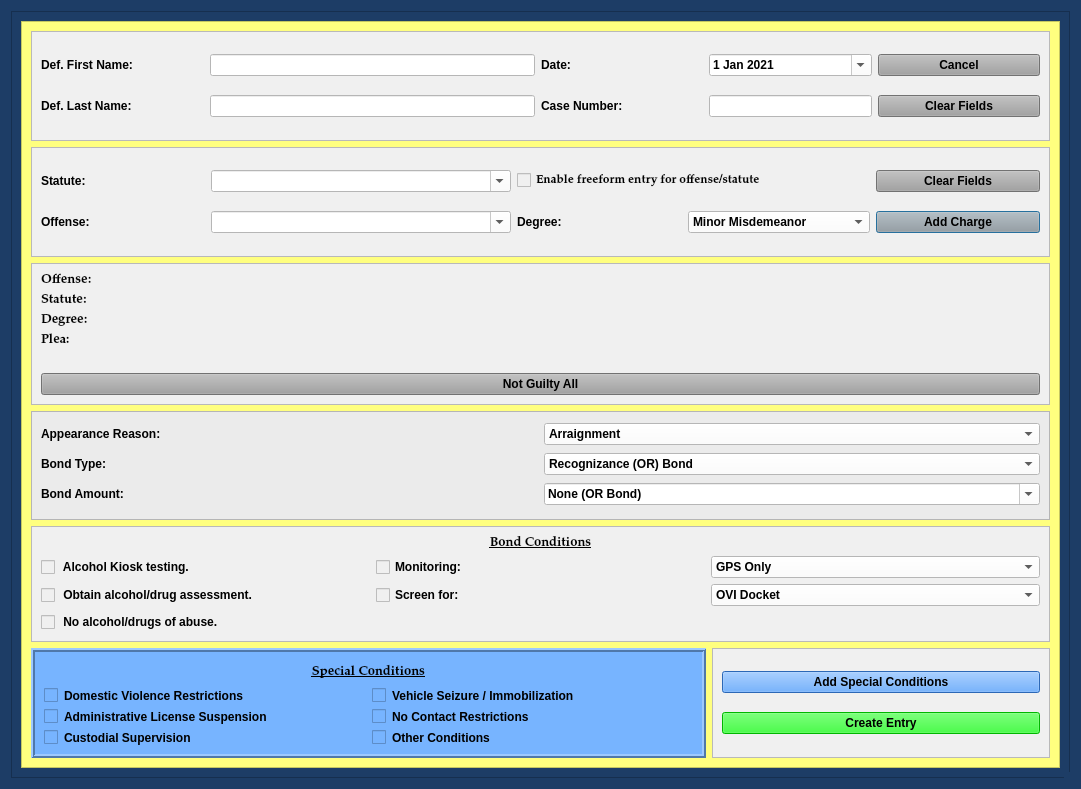
HunterProgram22/MuniEntry, file views/ui/NotGuiltyBondDialog.ui: the form before one commit.
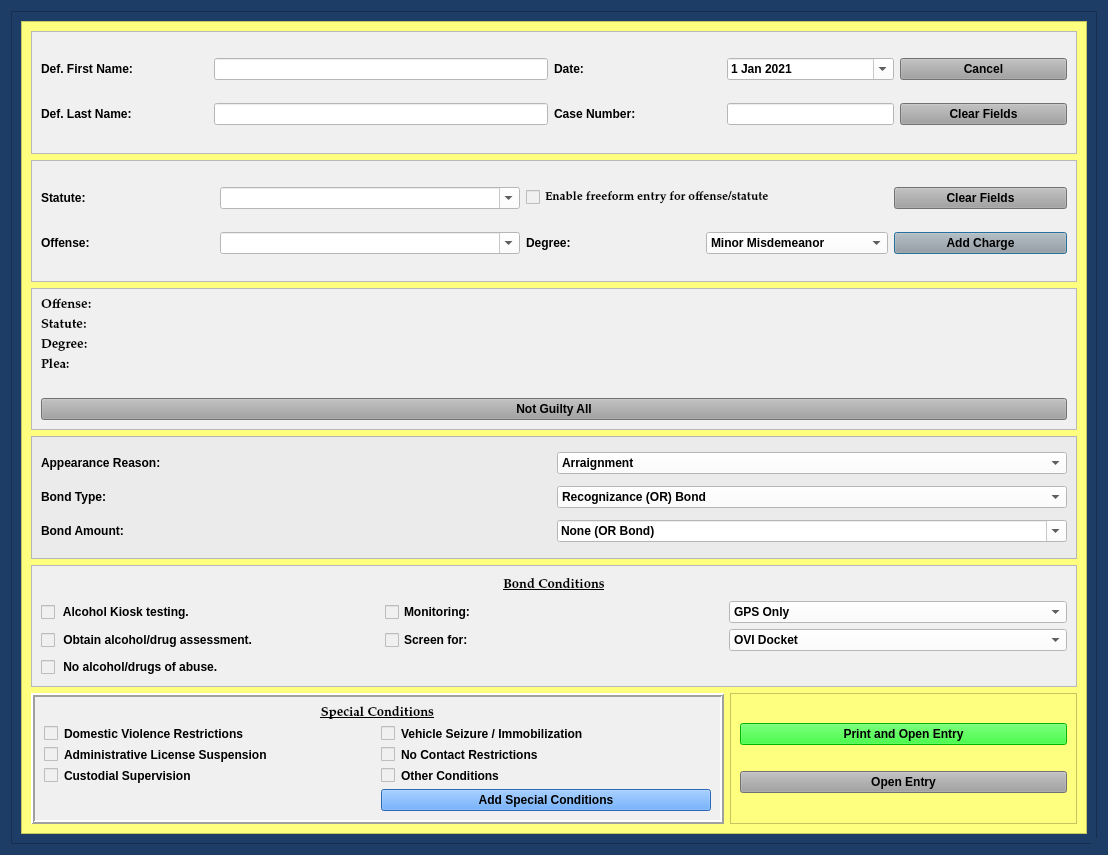
The form after the commit.

Commit message: Added quick print to all dialogs and page numbers to templates.

What changed in the file:
```diff
--- a/views/ui/NotGuiltyBondDialog.ui
+++ b/views/ui/NotGuiltyBondDialog.ui
@@ -9,8 +9,8 @@
    <rect>
     <x>0</x>
     <y>0</y>
-    <width>1081</width>
-    <height>789</height>
+    <width>1108</width>
+    <height>855</height>
    </rect>
   </property>
   <property name="sizePolicy">
@@ -177,8 +177,8 @@
           <rect>
            <x>0</x>
            <y>0</y>
-           <width>1041</width>
-           <height>749</height>
+           <width>1043</width>
+           <height>819</height>
           </rect>
          </property>
          <layout class="QGridLayout" name="gridLayout_9" columnstretch="2,1">
@@ -880,7 +880,7 @@
           <item row="5" column="0">
            <widget class="QFrame" name="frame_2">
             <property name="styleSheet">
-             <string notr="true">background-color: rgb(119, 180, 255);
+             <string notr="true">background-color: rgb(240, 240, 240);
 border-color: rgb(0, 0, 0);</string>
             </property>
             <property name="frameShape">
@@ -967,13 +967,27 @@
                </property>
               </widget>
              </item>
+             <item row="4" column="1">
+              <widget class="QPushButton" name="add_special_conditions_Button">
+               <property name="styleSheet">
+                <string notr="true">background-color: rgb(62, 146, 255)</string>
+               </property>
+               <property name="text">
+                <string>Add Special Conditions</string>
+               </property>
+               <property name="autoDefault">
+                <bool>false</bool>
+               </property>
+              </widget>
+             </item>
             </layout>
            </widget>
           </item>
           <item row="5" column="1">
            <widget class="QFrame" name="frame_8">
             <property name="styleSheet">
-             <string notr="true">background-color: rgb(240, 240, 240);</string>
+             <string notr="true">
+background-color: rgb(255, 255, 127);</string>
             </property>
             <property name="frameShape">
              <enum>QFrame::StyledPanel</enum>
@@ -985,26 +999,23 @@
              <item row="1" column="0">
               <widget class="QPushButton" name="create_entry_Button">
                <property name="styleSheet">
+                <string notr="true">background-color: rgb(160, 160, 160);</string>
+               </property>
+               <property name="text">
+                <string>Open Entry</string>
+               </property>
+               <property name="autoDefault">
+                <bool>false</bool>
+               </property>
+              </widget>
+             </item>
+             <item row="0" column="0">
+              <widget class="QPushButton" name="print_entry_Button">
+               <property name="styleSheet">
                 <string notr="true">background-color: rgb(0, 255, 0);</string>
                </property>
                <property name="text">
-                <string>Create Entry</string>
-               </property>
-               <property name="autoDefault">
-                <bool>false</bool>
-               </property>
-              </widget>
-             </item>
-             <item row="0" column="0">
-              <widget class="QPushButton" name="add_special_conditions_Button">
-               <property name="styleSheet">
-                <string notr="true">background-color: rgb(62, 146, 255)</string>
-               </property>
-               <property name="text">
-                <string>Add Special Conditions</string>
-               </property>
-               <property name="autoDefault">
-                <bool>false</bool>
+                <string>Print and Open Entry</string>
                </property>
               </widget>
              </item>
```
Left out of the diff: 54 changed lines with no effect on the pictures. The commit also changes 23 other files.
